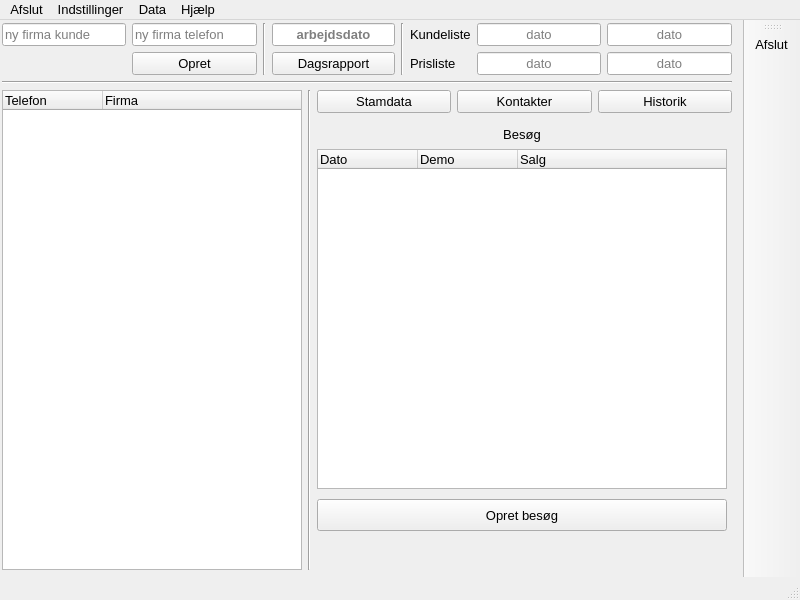
This is buildtools/ui/main_window.ui in fhdk/eordre2 as Qt 5 draws it before an edit. The edited form follows.
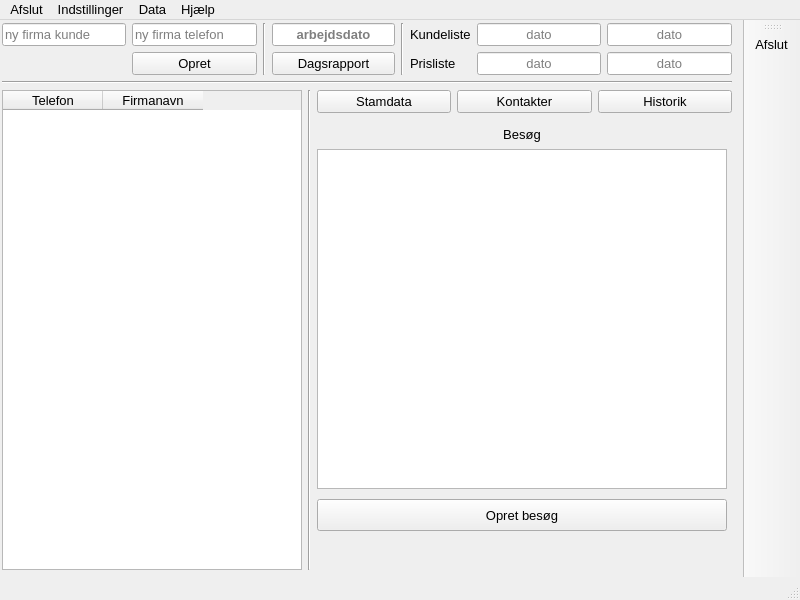
This is the edited form. The open tabs and pages were chosen to show the change. Icons and pictures are not drawn.

Diff of the .ui file:
```diff
--- a/buildtools/ui/main_window.ui
+++ b/buildtools/ui/main_window.ui
@@ -355,32 +355,42 @@
      <item>
       <layout class="QHBoxLayout" name="mainGrid">
        <item>
-        <widget class="QTreeWidget" name="widgetCustomers">
+        <widget class="QTableWidget" name="tblCustomerList">
+         <property name="minimumSize">
+          <size>
+           <width>300</width>
+           <height>0</height>
+          </size>
+         </property>
          <property name="maximumSize">
           <size>
            <width>300</width>
            <height>16777215</height>
           </size>
          </property>
-         <property name="font">
-          <font>
-           <pointsize>10</pointsize>
-          </font>
-         </property>
          <property name="statusTip">
           <string>Listen er søgbar ved tryk på en tast og kan sorteres ved tryk på en overskrift</string>
          </property>
-         <property name="alternatingRowColors">
+         <property name="sizeAdjustPolicy">
+          <enum>QAbstractScrollArea::AdjustToContents</enum>
+         </property>
+         <property name="editTriggers">
+          <set>QAbstractItemView::NoEditTriggers</set>
+         </property>
+         <property name="sortingEnabled">
+          <bool>true</bool>
+         </property>
+         <property name="cornerButtonEnabled">
           <bool>true</bool>
          </property>
          <column>
           <property name="text">
-           <string notr="true">Telefon</string>
+           <string>Telefon</string>
           </property>
          </column>
          <column>
           <property name="text">
-           <string>Firma</string>
+           <string>Firmanavn</string>
           </property>
          </column>
         </widget>
@@ -838,7 +848,7 @@
               <set>Qt::AlignCenter</set>
              </property>
             </widget>
-            <widget class="QTreeWidget" name="treeWidget">
+            <widget class="QTreeView" name="treeView">
              <property name="geometry">
               <rect>
                <x>0</x>
@@ -850,21 +860,6 @@
              <property name="statusTip">
               <string>Kunde historik</string>
              </property>
-             <column>
-              <property name="text">
-               <string>Dato</string>
-              </property>
-             </column>
-             <column>
-              <property name="text">
-               <string>Demo</string>
-              </property>
-             </column>
-             <column>
-              <property name="text">
-               <string>Salg</string>
-              </property>
-             </column>
             </widget>
            </widget>
           </widget>
```
Left out of the diff: 29 changed lines with no effect on the pictures.
